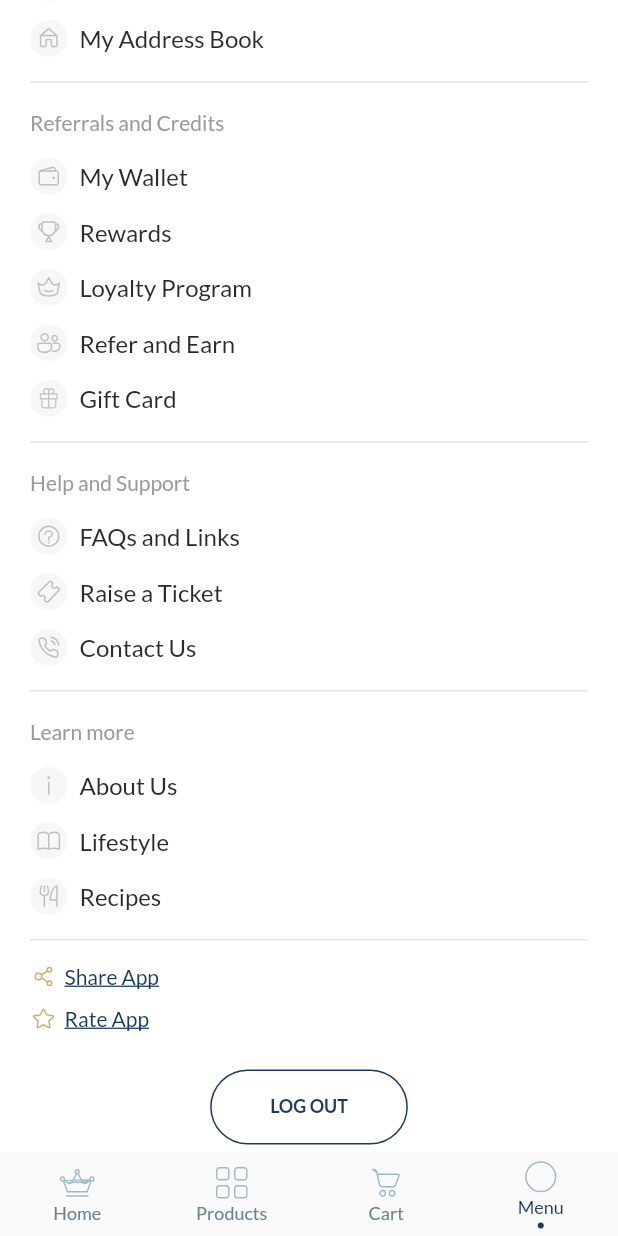
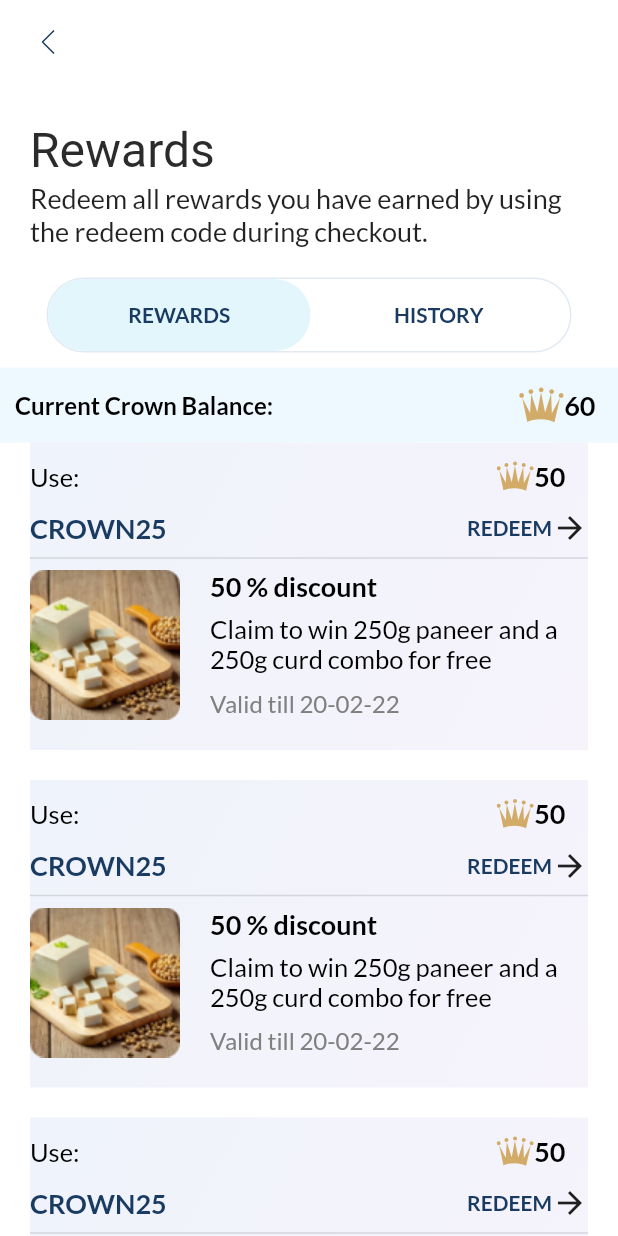
Before and after one commit to nirdeshk1998/pride-of-cows, a Flutter app: the MainScreen screen opened directly, item 4 of the bottom bar chosen, scrolled down 576 dp, after a tap on "Rewards", on a phone screen of 412 x 824 dp. Run offline on Flutter 3.47's test engine with Material 2 defaults, Android fonts, the phone set to English and light mode, and no system bars; our stand-ins replace card_swiper, carousel_slider, country_code_picker, dots_indicator, flutter_calendar_carousel, flutter_riverpod and 5 more; missing offline and left inert: widget_size; network calls fail.

Commit message:
'rewards'

```diff
--- a/lib/screens/menu/menu_screen.dart
+++ b/lib/screens/menu/menu_screen.dart
@@ -5,6 +5,7 @@ import 'package:flutter_svg/flutter_svg.dart';
 import 'package:poc/constants/assets.dart';
 import 'package:poc/screens/menu/address/my_address_book.dart';
 import 'package:poc/screens/menu/my_profile.dart';
+import 'package:poc/screens/menu/rewards/rewards.dart';
 import 'package:poc/screens/vacation_mode/vacation_mode_screen.dart';
 import 'package:poc/styles/colors.dart';
 import 'package:poc/utils/utils.dart';
@@ -169,7 +170,9 @@ class MenuScreen extends ConsumerWidget {
             ),
             menuListTile(
               title: 'Rewards',
-              onTap: () {},
+              onTap: () {
+                Navigator.push(context,MaterialPageRoute(builder: (context)=>Rewards()));
+              },
               icon: Assets.assetsIconsRewardRound,
             ),
             menuListTile(
--- a/lib/screens/menu/rewards/rewards.dart
+++ b/lib/screens/menu/rewards/rewards.dart
@@ -0,0 +1,282 @@
+import 'package:country_code_picker/country_code_picker.dart';
+import 'package:flutter/cupertino.dart';
+import 'package:flutter/material.dart';
+import 'package:flutter/services.dart';
+import 'package:flutter_riverpod/flutter_riverpod.dart';
+import 'package:flutter_svg/flutter_svg.dart';
+import 'package:google_fonts/google_fonts.dart';
+import 'package:poc/constants/assets.dart';
+import 'package:poc/styles/colors.dart';
+import 'package:poc/styles/text_styles.dart';
+import 'package:poc/styles/widget_styles.dart';
+import 'package:poc/widgets/appbar.dart';
+import 'package:poc/widgets/buttons.dart';
+import 'package:poc/widgets/form_fields.dart';
+import 'package:poc/widgets/text_view.dart';
+
+class Rewards extends ConsumerWidget {
+  const Rewards({Key? key}) : super(key: key);
+
+  @override
+  Widget build(BuildContext context, WidgetRef ref) {
+    return Scaffold(
+      body: SingleChildScrollView(
+        child: Column(
+          children: [
+            const SecondaryAppBar(),
+            const SizedBox(
+              height: 20,
+            ),
+            Padding(
+              padding: const EdgeInsets.only(left: 20, right: 20),
+              child: Column(
+                  crossAxisAlignment: CrossAxisAlignment.start,
+                  children: [
+                    Row(
+                      children: [
+                        Text('Rewards', style: TextStyles.header),
+                      ],
+                    ),
+                    Text(
+                        "Redeem all rewards you have earned by using the redeem code during checkout.",
+                        style: TextStyle(fontSize: 18)),
+                    SizedBox(
+                      height: 20,
+                    ),
+                    Row(
+                      mainAxisAlignment: MainAxisAlignment.center,
+                      children: [
+                        ToogleButton(
+                            width: 350,
+                            height: 50,
+                            toggleBackgroundColor: Colors.white,
+                            toggleBorderColor: Color(0xffE1EAF4),
+                            toggleColor: Color(0xffE3F6FC),
+                            leftDescription: "REWARDS",
+                            rightDescription: "HISTORY",
+                            onLeftToggleActive: () {},
+                            onRightToggleActive: () {}),
+                      ],
+                    ),
+                  ]),
+            ),
+            SizedBox(
+              height: 10,
+            ),
+            Container(
+              width: MediaQuery.of(context).size.width,
+              height: 50,
+              color: Color(0xffEEF9FF),
+              child: Row(
+                mainAxisAlignment: MainAxisAlignment.spaceBetween,
+                children: [
+                  Row(
+                    children: [
+                      SizedBox(
+                        width: 10,
+                      ),
+                      TextView(
+                        "Current Crown Balance:",
+                        size: 16,
+                        fontWeight: FontWeight.bold,
+                        color: Colors.black,
+                      ),
+                    ],
+                  ),
+                  Container(
+                    child: Row(
+                      children: [
+                        SvgPicture.asset(
+                          Assets.assetsIconsCrown,
+                          height: 30,
+                          width: 30,
+                        ),
+                        TextView(
+                          "60",
+                          fontWeight: FontWeight.bold,
+                          color: Colors.black,
+                          size: 18,
+                        ),
+                        SizedBox(
+                          width: 15,
+                        ),
+                      ],
+                    ),
+                  ),
+                ],
+              ),
+            ),
+            Container(
+              padding: EdgeInsets.only(left: 20, right: 20),
+              child: ListView.builder(
+                  shrinkWrap: true,
+                  physics: const ScrollPhysics(),
+                  itemCount: 3,
+                  itemBuilder: (_, index) {
+                    return Column(
+                      crossAxisAlignment: CrossAxisAlignment.start,
+                      children: [
+                        Container(
+                          decoration: BoxDecoration(
+                              gradient: LinearGradient(
+                            colors: [
+                              Color(0xffF6F3FB),
+                              Color(0xffEFF3FB),
+                            ],
+                            begin: Alignment.bottomRight,
+                            end: Alignment.topLeft,
+                          )),
+                          child: Column(
+                            children: [
+                              SizedBox(
+                                height: 10,
+                              ),
+                              Row(
+                                mainAxisAlignment:
+                                    MainAxisAlignment.spaceBetween,
+                                children: [
+                                  TextView(
+                                    "Use:",
+                                    size: 17,
+                                    color: Colors.black,
+                                  ),
+                                  Container(
+                                    child: Row(
+                                      children: [
+                                        SvgPicture.asset(
+                                          Assets.assetsIconsCrown,
+                                          height: 25,
+                                          width: 25,
+                                        ),
+                                        TextView(
+                                          "50",
+                                          fontWeight: FontWeight.bold,
+                                          color: Colors.black,
+                                          size: 18,
+                                        ),
+                                        SizedBox(
+                                          width: 15,
+                                        ),
+                                      ],
+                                    ),
+                                  ),
+                                ],
+                              ),
+                              SizedBox(
+                                height: 10,
+                              ),
+                              Row(
+                                mainAxisAlignment:
+                                    MainAxisAlignment.spaceBetween,
+                                children: [
+                                  TextView(
+                                    "CROWN25",
+                                    size: 18,
+                                    fontWeight: FontWeight.bold,
+                                  ),
+                                  InkWell(
+                                    onTap: () {},
+                                    child: Row(
+                                      children: [
+                                        TextView(
+                                          "REDEEM",
+                                          size: 14,
+                                          fontWeight: FontWeight.bold,
+                                        ),
+                                        Icon(Icons.arrow_forward_outlined)
+                                      ],
+                                    ),
+                                  ),
+                                ],
+                              ),
+                              const Divider(
+                                thickness: 1,
+                              ),
+                              Row(
+                                crossAxisAlignment: CrossAxisAlignment.start,
+                                children: [
+                                  const SizedBox.square(
+                                    dimension: 100,
+                                    child: Image(
+                                        image: AssetImage(
+                                            "assets/images/paneer.png")),
+                                  ),
+                                  const SizedBox(
+                                    width: 20,
+                                  ),
+                                  SizedBox(
+                                    width:
+                                        MediaQuery.of(context).size.width - 180,
+                                    child: Column(
+                                      crossAxisAlignment:
+                                          CrossAxisAlignment.start,
+                                      children: [
+                                        TextView(
+                                          "50 % discount",
+                                          size: 18,
+                                          color: Colors.black,
+                                          fontWeight: FontWeight.bold,
+                                        ),
+                                        SizedBox(
+                                          height: 7,
+                                        ),
+                                        const Text(
+                                          "Claim to win 250g paneer and a 250g curd combo for free",
+                                          style: TextStyle(
+                                            fontSize: 17,
+                                            color: Colors.black,
+                                          ),
+                                        ),
+                                        SizedBox(
+                                          height: 10,
+                                        ),
+                                        TextView(
+                                          "Valid till 20-02-22",
+                                          size: 16,
+                                          color: Palette.hintColor,
+                                        ),
+                                      ],
+                                    ),
+                                  ),
+                                ],
+                              ),
+                              const SizedBox(
+                                height: 20,
+                              ),
+                            ],
+                          ),
+                        ),
+                        SizedBox(
+                          height: 20,
+                        ),
+                      ],
+                    );
+                  }),
+            ),
+            Padding(
+              padding: EdgeInsets.only(left: 20, right: 20),
+            child:Column(
+              children: [
+                Divider(
+                  thickness: 1,
+                ),
+                SizedBox(
+                  height: 10,
+                ),
+                InkWell(
+                  child: Row(
+                    children: [
+
+                    ],
+                  ),
+                ),
+              ],
+            ),
+
+            ),
+          ],
+        ),
+      ),
+    );
+  }
+}
--- a/lib/widgets/buttons.dart
+++ b/lib/widgets/buttons.dart
@@ -62,7 +62,9 @@ class PrimaryButton extends StatelessWidget {
           ? RoundedRectangleBorder(borderRadius: BorderRadius.circular(0))
           : StadiumBorder(
               side: BorderSide(
-                color: colorFill == false ? Palette.primaryColor : Palette.onPrimaryColor,
+                color: colorFill == false
+                    ? Palette.primaryColor
+                    : Palette.onPrimaryColor,
                 width: 1,
               ),
             ),
@@ -70,7 +72,8 @@ class PrimaryButton extends StatelessWidget {
       padding: const EdgeInsets.symmetric(horizontal: 40),
       height: 50,
       color: colorFill == false ? null : Palette.primaryColor,
-      textColor: colorFill == false ? Palette.primaryColor : Palette.onPrimaryColor,
+      textColor:
+          colorFill == false ? Palette.primaryColor : Palette.onPrimaryColor,
       disabledColor: Palette.disabledColor,
       disabledTextColor: Palette.onDisabledColor,
       minWidth: isExpanded == true ? double.maxFinite : width,
@@ -172,3 +175,122 @@ class PrimaryTextButton extends StatelessWidget {
     );
   }
 }
+
+class ToogleButton extends StatefulWidget {
+  final double width;
+  final double height;
+
+  final String leftDescription;
+  final String rightDescription;
+
+  final Color toggleColor;
+  final Color toggleBackgroundColor;
+  final Color toggleBorderColor;
+
+  final double _leftToggleAlign = -1;
+  final double _rightToggleAlign = 1;
+
+  final VoidCallback onLeftToggleActive;
+  final VoidCallback onRightToggleActive;
+
+  const ToogleButton(
+      {Key? key,
+      required this.width,
+      required this.height,
+      required this.toggleBackgroundColor,
+      required this.toggleBorderColor,
+      required this.toggleColor,
+      required this.leftDescription,
+      required this.rightDescription,
+      required this.onLeftToggleActive,
+      required this.onRightToggleActive})
+      : super(key: key);
+
+  @override
+  _ToogleButtonState createState() => _ToogleButtonState();
+}
+
+class _ToogleButtonState extends State<ToogleButton> {
+  double _toggleXAlign = -1;
+
+  late Color _leftDescriptionColor;
+  late Color _rightDescriptionColor;
+
+  @override
+  Widget build(BuildContext context) {
+    return Container(
+      width: widget.width,
+      height: widget.height,
+      decoration: BoxDecoration(
+        border: Border.all(color: widget.toggleBorderColor),
+        color: widget.toggleBackgroundColor,
+        borderRadius: BorderRadius.all(
+          Radius.circular(50.0),
+        ),
+      ),
+      child: Stack(
+        children: [
+          AnimatedAlign(
+            alignment: Alignment(_toggleXAlign, 0),
+            duration: Duration(milliseconds: 300),
+            child: Container(
+              width: widget.width * 0.5,
+              height: widget.height,
+              decoration: BoxDecoration(
+                color: widget.toggleColor,
+                borderRadius: BorderRadius.all(
+                  Radius.circular(50.0),
+                ),
+              ),
+            ),
+          ),
+          GestureDetector(
+            onTap: () {
+              setState(
+                () {
+                  _toggleXAlign = widget._leftToggleAlign;
+                },
+              );
+              widget.onRightToggleActive();
+            },
+            child: Align(
+              alignment: Alignment(-1, 0),
+              child: Container(
+                width: widget.width * 0.5,
+                color: Colors.transparent,
+                alignment: Alignment.center,
+                child: Text(
+                  widget.leftDescription,
+                  style: TextStyle(fontWeight: FontWeight.bold,color: Color(0xff193B61)),
+                ),
+              ),
+            ),
+          ),
+          GestureDetector(
+            onTap: () {
+              setState(
+                () {
+                  _toggleXAlign = widget._rightToggleAlign;
+                },
+              );
+
+              widget.onLeftToggleActive();
+            },
+            child: Align(
+              alignment: Alignment(1, 0),
+              child: Container(
+                width: widget.width * 0.5,
+                color: Colors.transparent,
+                alignment: Alignment.center,
+                child: Text(
+                  widget.rightDescription,
+                  style: TextStyle(fontWeight: FontWeight.bold,color: Color(0xff193B61)),
+                ),
+              ),
+            ),
+          ),
+        ],
+      ),
+    );
+  }
+}
```
Also changed, not shown: assets/icons/rounded_i_icon.svg (added).
